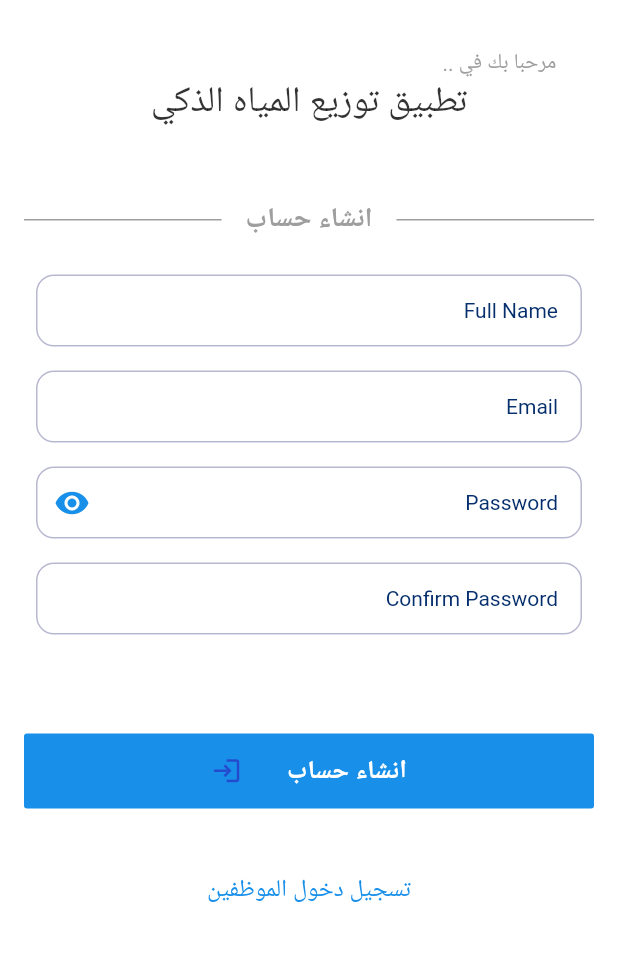
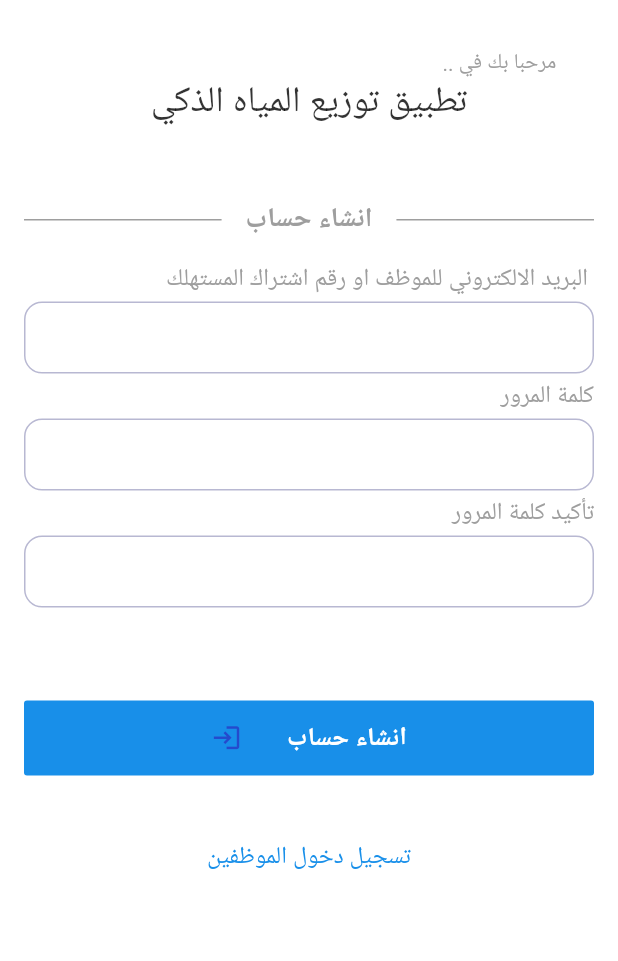
Before and after one commit to rabukhader/Water-Distribution, a Flutter app: the screen it shows after launch, after a tap on "انشاء حساب", on a phone screen of 412 x 824 dp, the part 138-1099 px from its top. Run offline on Flutter 3.47's test engine with Material 3 defaults, Android fonts, the phone set to English and light mode, and no system bars; our stand-ins replace cloud_firestore, event_bus, firebase_auth, flutter_svg, get, get_it and 2 more; accounts and stored records are empty; Roboto replaces fonts that are missing (Poppins).

Commit message:
designs-done

```diff
--- a/lib/ui/login_sign_up/login_signup_screen.dart
+++ b/lib/ui/login_sign_up/login_signup_screen.dart
@@ -20,7 +20,6 @@ class _LoginSignUpScreenState extends State<LoginSignUpScreen> {
   final TextEditingController _password = TextEditingController();
   final TextEditingController _confirmPassword = TextEditingController();
   final TextEditingController _registrationNumber = TextEditingController();
-  final TextEditingController _fullName = TextEditingController();
   bool _isLogin = true;
   bool _isCustomer = true;
 
@@ -44,16 +43,17 @@ class _LoginSignUpScreenState extends State<LoginSignUpScreen> {
             const SizedBox(
               height: 50.0,
             ),
-            Expanded(
-                child: Column(
-              mainAxisAlignment: MainAxisAlignment.start,
-              mainAxisSize: MainAxisSize.max,
-              children: [
             Padding(
               padding: const EdgeInsets.symmetric(horizontal: 16.0),
               child: DividerWithText(
                   text: _isLogin ? "تسجيل الدخول" : "انشاء حساب"),
             ),
+            Expanded(
+                child: SingleChildScrollView(
+              child: Column(
+                mainAxisAlignment: MainAxisAlignment.start,
+                mainAxisSize: MainAxisSize.max,
+                children: [
                   const SizedBox(
                     height: 16,
                   ),
@@ -73,7 +73,7 @@ class _LoginSignUpScreenState extends State<LoginSignUpScreen> {
                           icon: const Icon(Icons.login),
                           fontWeight: FontWeight.bold,
                           label: _isLogin ? "تسجيل الدخول" : "انشاء حساب",
-                        onPressed: () => print('test'),
+                          onPressed: () => print('Login : $_isLogin'),
                         ))
                       ],
                     ),
@@ -92,7 +92,8 @@ class _LoginSignUpScreenState extends State<LoginSignUpScreen> {
                         _isCustomer
                             ? "تسجيل دخول الموظفين"
                             : "تسجيل دخول المستهلكين",
-                      style: const TextStyle(color: kPrimaryColor, fontSize: 16),
+                        style:
+                            const TextStyle(color: kPrimaryColor, fontSize: 16),
                       )),
                   _isLogin
                       ? TextButton(
@@ -103,10 +104,12 @@ class _LoginSignUpScreenState extends State<LoginSignUpScreen> {
                           },
                           child: const Text(
                             "انشاء حساب",
-                          style: TextStyle(color: kPrimaryColor, fontSize: 16),
+                            style:
+                                TextStyle(color: kPrimaryColor, fontSize: 16),
                           ))
                       : const SizedBox(),
                 ],
+              ),
             )),
           ],
         ),
@@ -212,9 +215,18 @@ class _LoginSignUpScreenState extends State<LoginSignUpScreen> {
     return Form(
       key: _formState,
       child: Column(
+        crossAxisAlignment: CrossAxisAlignment.start,
         children: [
+          const Text(
+            " البريد الالكتروني للموظف او رقم اشتراك المستهلك",
+            style: TextStyle(
+              color: Colors.grey,
+              fontSize: 16.0,
+              fontWeight: FontWeight.w500,
+            ),
+          ),
           Container(
-            padding: const EdgeInsets.all(8.0),
+            padding: const EdgeInsets.symmetric(vertical: 4.0),
             child: TextFormField(
               onChanged: (value) {
                 setState(() {
@@ -227,44 +239,26 @@ class _LoginSignUpScreenState extends State<LoginSignUpScreen> {
                   return null;
                 }
                 if (!Validator.isFullNameValid(value)) {
-                  return "Please enter a valid Full name";
-                }
-                return null;
-              },
-              controller: _fullName,
-              decoration: const InputDecoration(
-                  border: InputBorder.none,
-                  hintText: "Full Name",
-                  hintStyle: TextStyle(color: kPrimaryDarkerColor)),
-            ),
-          ),
-          Container(
-            padding: const EdgeInsets.all(8.0),
-            child: TextFormField(
-              onChanged: (value) {
-                setState(() {
-                  _formState.currentState!.validate();
-                  _validateInput();
-                });
-              },
-              validator: (value) {
-                if (value == null || value.isEmpty) {
-                  return null;
-                }
-                if (!Validator.emailFieldValidation(value)) {
-                  return "Please enter a valid email";
+                  return "الرجاء ادخال بريد الكتروني صحيح";
                 }
                 return null;
               },
               controller: _email,
               decoration: const InputDecoration(
                 border: InputBorder.none,
-                  hintText: "Email",
-                  hintStyle: TextStyle(color: kPrimaryDarkerColor)),
+              ),
+            ),
+          ),
+          const Text(
+            "كلمة المرور",
+            style: TextStyle(
+              color: Colors.grey,
+              fontSize: 16.0,
+              fontWeight: FontWeight.w500,
             ),
           ),
           Container(
-            padding: const EdgeInsets.all(8.0),
+            padding: const EdgeInsets.symmetric(vertical: 4.0),
             child: TextFormField(
               onChanged: (value) {
                 setState(() {
@@ -282,26 +276,21 @@ class _LoginSignUpScreenState extends State<LoginSignUpScreen> {
                 return null;
               },
               controller: _password,
-              obscureText: _isObscured,
-              decoration: InputDecoration(
-                  suffixIcon: IconButton(
-                    onPressed: () {
-                      setState(() {
-                        _isObscured = !_isObscured;
-                      });
-                    },
-                    icon: Icon(
-                      _isObscured ? Icons.visibility : Icons.visibility_off,
-                      color: kPrimaryColor,
+              decoration: const InputDecoration(
+                border: InputBorder.none,
               ),
             ),
-                  border: InputBorder.none,
-                  hintText: "Password",
-                  hintStyle: const TextStyle(color: kPrimaryDarkerColor)),
+          ),
+          const Text(
+            "تأكيد كلمة المرور",
+            style: TextStyle(
+              color: Colors.grey,
+              fontSize: 16.0,
+              fontWeight: FontWeight.w500,
             ),
           ),
           Container(
-            padding: const EdgeInsets.all(8.0),
+            padding: const EdgeInsets.symmetric(vertical: 4.0),
             child: TextFormField(
               onChanged: (value) {
                 setState(() {
@@ -313,8 +302,7 @@ class _LoginSignUpScreenState extends State<LoginSignUpScreen> {
               obscureText: true,
               decoration: const InputDecoration(
                 border: InputBorder.none,
-                  hintText: "Confirm Password",
-                  hintStyle: TextStyle(color: kPrimaryDarkerColor)),
+              ),
             ),
           ),
         ],
```
Lines whose indentation alone changed are shown as unchanged.
